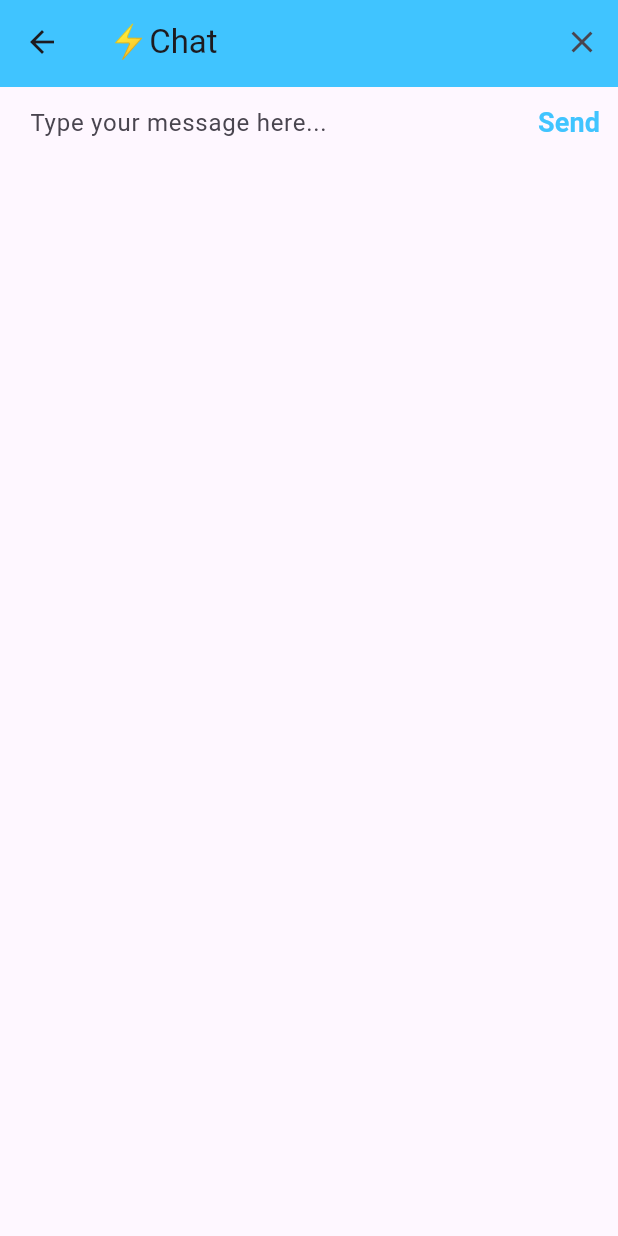
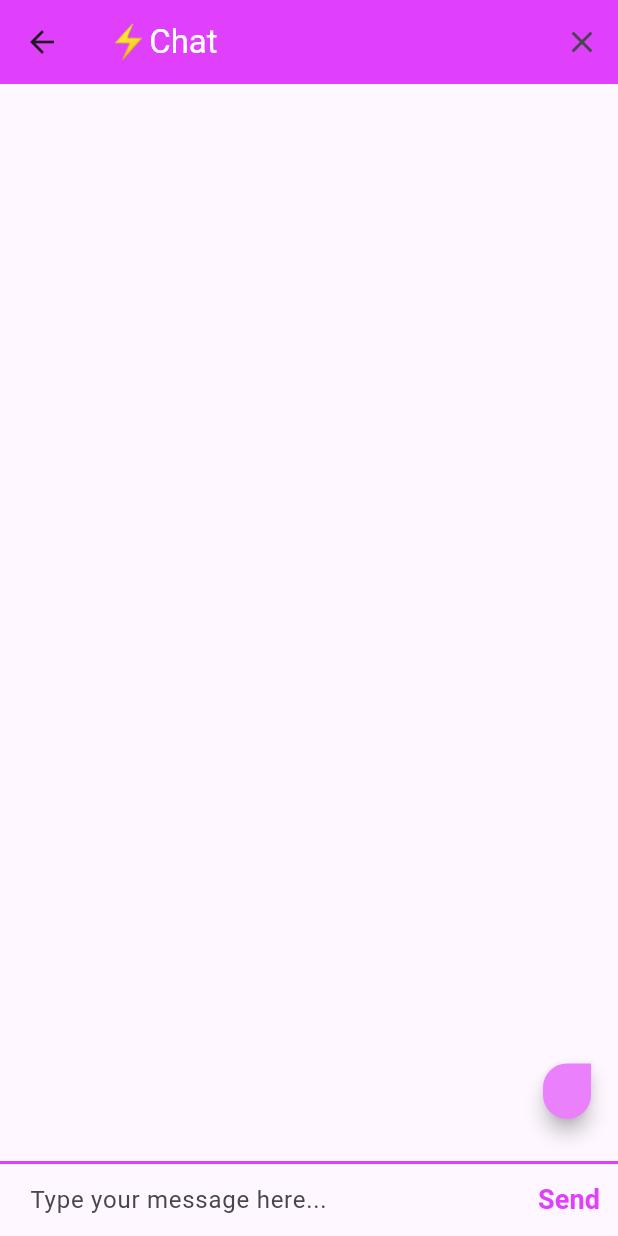
Before and after one commit to ragar3/Flutter-Bootcamp, a Flutter app: the ChatScreen screen opened by its route, after a tap on "Send", on a phone screen of 412 x 824 dp. Run offline on Flutter 3.47's test engine with Material 2 defaults, Android fonts, the phone set to English and light mode, and no system bars; our stand-ins replace animated_text_kit, cloud_firestore, firebase_auth, firebase_core, flutter_spinkit, font_awesome_flutter and 3 more; accounts and stored records are empty; generated files the repository leaves out were written again.

Commit message:
finish flash chat

```diff
--- /dev/null
+++ b/flash_chat/lib/components/message_bubble.dart
@@ -0,0 +1,52 @@
+import 'package:flutter/material.dart';
+
+class MessageBubble extends StatelessWidget {
+  MessageBubble({required this.text, required this.sender, required this.isMe});
+
+  final String text;
+  final String sender;
+  final bool isMe;
+
+  @override
+  Widget build(BuildContext context) {
+    return Padding(
+      padding: const EdgeInsets.all(8.0),
+      child: Column(
+        crossAxisAlignment:
+            isMe ? CrossAxisAlignment.end : CrossAxisAlignment.start,
+        children: [
+          isMe
+              ? Container()
+              : Text(
+                  sender,
+                  style: TextStyle(
+                    color: Colors.black45,
+                    fontSize: 12.0,
+                  ),
+                ),
+          Material(
+            child: Padding(
+              padding:
+                  const EdgeInsets.symmetric(vertical: 8.0, horizontal: 16.0),
+              child: Text(
+                text,
+                style: TextStyle(
+                  fontSize: 15.0,
+                  color: isMe ? Colors.white : Colors.black54,
+                ),
+              ),
+            ),
+            color: isMe ? Colors.purpleAccent[100] : Colors.white,
+            borderRadius: BorderRadius.only(
+              topLeft: isMe ? Radius.circular(30.0) : Radius.zero,
+              bottomLeft: Radius.circular(30.0),
+              topRight: isMe ? Radius.zero : Radius.circular(30.0),
+              bottomRight: Radius.circular(30.0),
+            ),
+            elevation: 5.0,
+          ),
+        ],
+      ),
+    );
+  }
+}
--- /dev/null
+++ b/flash_chat/lib/components/message_stream.dart
@@ -0,0 +1,49 @@
+import 'package:cloud_firestore/cloud_firestore.dart';
+import 'package:flutter/material.dart';
+
+import 'message_bubble.dart';
+
+class MessageStream extends StatelessWidget {
+  MessageStream({
+    required FirebaseFirestore firestore,
+    required String currentUser,
+  })  : _firestore = firestore,
+        _currentUser = currentUser;
+
+  final FirebaseFirestore _firestore;
+  final String _currentUser;
+
+  @override
+  Widget build(BuildContext context) {
+    return StreamBuilder(
+      stream:
+          _firestore.collection('messages').orderBy('timestamp').snapshots(),
+      builder: (context, snapshot) {
+        if (!snapshot.hasData) {
+          return Center(
+            child: CircularProgressIndicator(),
+          );
+        }
+        final messages = snapshot.data?.docs.reversed;
+        List<MessageBubble> messageBubbles = [];
+        for (var m in messages!) {
+          final text = m.data()['text'];
+          final sender = m.data()['sender'];
+          messageBubbles.add(MessageBubble(
+            text: text,
+            sender: sender,
+            isMe: _currentUser == sender,
+          ));
+        }
+
+        return Expanded(
+          child: ListView(
+            children: messageBubbles,
+            padding: EdgeInsets.symmetric(horizontal: 10.0, vertical: 20.0),
+            reverse: true,
+          ),
+        );
+      },
+    );
+  }
+}
--- a/flash_chat/lib/constants.dart
+++ b/flash_chat/lib/constants.dart
@@ -1,7 +1,7 @@
 import 'package:flutter/material.dart';
 
 const kSendButtonTextStyle = TextStyle(
-  color: Colors.lightBlueAccent,
+  color: Colors.purpleAccent,
   fontWeight: FontWeight.bold,
   fontSize: 18.0,
 );
@@ -14,7 +14,7 @@
 
 const kMessageContainerDecoration = BoxDecoration(
   border: Border(
-    top: BorderSide(color: Colors.lightBlueAccent, width: 2.0),
+    top: BorderSide(color: Colors.purpleAccent, width: 2.0),
   ),
 );
 
@@ -25,11 +25,11 @@
     borderRadius: BorderRadius.all(Radius.circular(32.0)),
   ),
   enabledBorder: OutlineInputBorder(
-    borderSide: BorderSide(color: Colors.lightBlueAccent, width: 1.0),
+    borderSide: BorderSide(color: Colors.purpleAccent, width: 1.0),
     borderRadius: BorderRadius.all(Radius.circular(32.0)),
   ),
   focusedBorder: OutlineInputBorder(
-    borderSide: BorderSide(color: Colors.lightBlueAccent, width: 2.0),
+    borderSide: BorderSide(color: Colors.purpleAccent, width: 2.0),
     borderRadius: BorderRadius.all(Radius.circular(32.0)),
   ),
 );
--- a/flash_chat/lib/screens/chat_screen.dart
+++ b/flash_chat/lib/screens/chat_screen.dart
@@ -1,6 +1,9 @@
+import 'package:cloud_firestore/cloud_firestore.dart';
 import 'package:firebase_auth/firebase_auth.dart';
 import 'package:flash_chat/constants.dart';
 import 'package:flutter/material.dart';
+
+import '../components/message_stream.dart';
 
 class ChatScreen extends StatefulWidget {
   static const String id = '/chat';
@@ -11,7 +14,11 @@
 
 class _ChatScreenState extends State<ChatScreen> {
   final _auth = FirebaseAuth.instance;
-  User? currentUser;
+  final _firestore = FirebaseFirestore.instance;
+
+  final textController = TextEditingController();
+  late User currentUser;
+  String messageText = '';
 
   @override
   void initState() {
@@ -23,7 +30,9 @@
     try {
       final user = await _auth.currentUser;
       if (user != null) {
-        currentUser = user;
+        setState(() {
+          currentUser = user;
+        });
       }
     } catch (e) {
       print(e);
@@ -43,14 +52,21 @@
                 Navigator.pop(context);
               }),
         ],
-        title: Text('⚡️Chat'),
-        backgroundColor: Colors.lightBlueAccent,
+        title: Text(
+          '⚡️Chat',
+          style: TextStyle(color: Colors.white),
+        ),
+        backgroundColor: Colors.purpleAccent,
       ),
       body: SafeArea(
         child: Column(
           mainAxisAlignment: MainAxisAlignment.spaceBetween,
           crossAxisAlignment: CrossAxisAlignment.stretch,
           children: <Widget>[
+            MessageStream(
+              firestore: _firestore,
+              currentUser: currentUser.email ?? '',
+            ),
             Container(
               decoration: kMessageContainerDecoration,
               child: Row(
@@ -58,15 +74,21 @@
                 children: <Widget>[
                   Expanded(
                     child: TextField(
+                      controller: textController,
                       onChanged: (value) {
-                        //Do something with the user input.
+                        messageText = value;
                       },
                       decoration: kMessageTextFieldDecoration,
                     ),
                   ),
                   TextButton(
                     onPressed: () {
-                      //Implement send functionality.
+                      textController.clear();
+                      _firestore.collection('messages').add({
+                        'text': messageText,
+                        'sender': currentUser.email,
+                        'timestamp': FieldValue.serverTimestamp(),
+                      });
                     },
                     child: Text(
                       'Send',
--- a/flash_chat/lib/screens/login_screen.dart
+++ b/flash_chat/lib/screens/login_screen.dart
@@ -1,6 +1,7 @@
 import 'package:firebase_auth/firebase_auth.dart';
-import 'package:flash_chat/rounded_button.dart';
+import 'package:flash_chat/components/rounded_button.dart';
 import 'package:flutter/material.dart';
+import 'package:modal_progress_hud_nsn/modal_progress_hud_nsn.dart';
 
 import '../constants.dart';
 import 'chat_screen.dart';
@@ -14,6 +15,7 @@
 
 class _LoginScreenState extends State<LoginScreen> {
   final _auth = FirebaseAuth.instance;
+  bool showSpinner = false;
   String email = '';
   String password = '';
 
@@ -21,17 +23,21 @@
   Widget build(BuildContext context) {
     return Scaffold(
       backgroundColor: Colors.white,
-      body: Padding(
+      body: ModalProgressHUD(
+        inAsyncCall: showSpinner,
+        child: Padding(
           padding: EdgeInsets.symmetric(horizontal: 24.0),
           child: Column(
             mainAxisAlignment: MainAxisAlignment.center,
             crossAxisAlignment: CrossAxisAlignment.stretch,
             children: <Widget>[
-            Container(
-              height: 200.0,
+              Flexible(
                 child: Hero(
                   tag: 'flash',
+                  child: Container(
+                    height: 200.0,
                     child: Image.asset('images/logo.png'),
+                  ),
                 ),
               ),
               SizedBox(
@@ -65,10 +71,16 @@
                 label: 'Log In',
                 color: Colors.purpleAccent,
                 onPressed: () async {
+                  setState(() {
+                    showSpinner = true;
+                  });
                   try {
                     final user = await _auth.signInWithEmailAndPassword(
                         email: email, password: password);
                     Navigator.pushNamed(context, ChatScreen.id);
+                    setState(() {
+                      showSpinner = false;
+                    });
                   } catch (e) {
                     print(e);
                   }
@@ -77,6 +89,7 @@
             ],
           ),
         ),
+      ),
     );
   }
 }
--- a/flash_chat/lib/screens/registration_screen.dart
+++ b/flash_chat/lib/screens/registration_screen.dart
@@ -1,7 +1,8 @@
 import 'package:firebase_auth/firebase_auth.dart';
-import 'package:flash_chat/rounded_button.dart';
+import 'package:flash_chat/components/rounded_button.dart';
 import 'package:flash_chat/screens/chat_screen.dart';
 import 'package:flutter/material.dart';
+import 'package:modal_progress_hud_nsn/modal_progress_hud_nsn.dart';
 
 import '../constants.dart';
 
@@ -14,7 +15,7 @@
 
 class _RegistrationScreenState extends State<RegistrationScreen> {
   final _auth = FirebaseAuth.instance;
-
+  bool showSpinner = false;
   String email = '';
   String password = '';
 
@@ -22,17 +23,21 @@
   Widget build(BuildContext context) {
     return Scaffold(
       backgroundColor: Colors.white,
-      body: Padding(
+      body: ModalProgressHUD(
+        inAsyncCall: showSpinner,
+        child: Padding(
           padding: EdgeInsets.symmetric(horizontal: 24.0),
           child: Column(
             mainAxisAlignment: MainAxisAlignment.center,
             crossAxisAlignment: CrossAxisAlignment.stretch,
             children: <Widget>[
-            Container(
-              height: 200.0,
+              Flexible(
                 child: Hero(
                   tag: 'flash',
+                  child: Container(
+                    height: 200.0,
                     child: Image.asset('images/logo.png'),
+                  ),
                 ),
               ),
               SizedBox(
@@ -66,12 +71,19 @@
                 label: 'Register',
                 color: Colors.deepPurpleAccent,
                 onPressed: () async {
+                  setState(() {
+                    showSpinner = true;
+                  });
                   try {
                     final newUser = await _auth.createUserWithEmailAndPassword(
                         email: email, password: password);
                     if (newUser != null) {
                       Navigator.pushNamed(context, ChatScreen.id);
                     }
+
+                    setState(() {
+                      showSpinner = false;
+                    });
                   } catch (e) {
                     print(e);
                   }
@@ -80,6 +92,7 @@
             ],
           ),
         ),
+      ),
     );
   }
 }
--- a/flash_chat/lib/screens/welcome_screen.dart
+++ b/flash_chat/lib/screens/welcome_screen.dart
@@ -1,5 +1,5 @@
 import 'package:animated_text_kit/animated_text_kit.dart';
-import 'package:flash_chat/rounded_button.dart';
+import 'package:flash_chat/components/rounded_button.dart';
 import 'package:flash_chat/screens/login_screen.dart';
 import 'package:flash_chat/screens/registration_screen.dart';
 import 'package:flutter/material.dart';
@@ -51,12 +51,12 @@
           children: [
             Row(
               children: [
-                Container(
-                  child: Hero(
-                    tag: 'flash',
+                Hero(
+                  tag: 'flash',
+                  child: Container(
                     child: Image.asset('images/logo.png'),
+                    height: 60.0,
                   ),
-                  height: 60.0,
                 ),
                 AnimatedTextKit(
                   animatedTexts: [
--- a/flash_chat/pubspec.yaml
+++ b/flash_chat/pubspec.yaml
@@ -15,6 +15,7 @@
   firebase_core: ^2.20.0
   firebase_auth: ^4.12.0
   cloud_firestore: ^4.12.0
+  modal_progress_hud_nsn: ^0.4.0
 
 
 dev_dependencies:
```
Also changed, not shown: flash_chat/lib/components/rounded_button.dart (renamed from flash_chat/lib/rounded_button.dart). Lines whose indentation alone changed are shown as unchanged.
